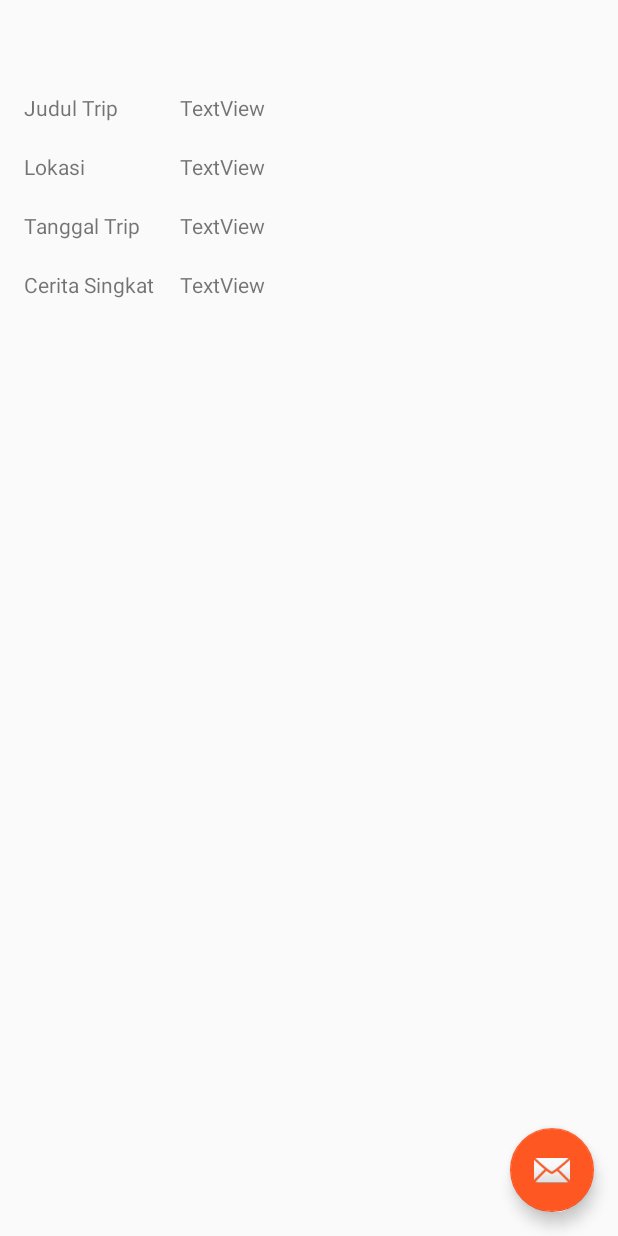
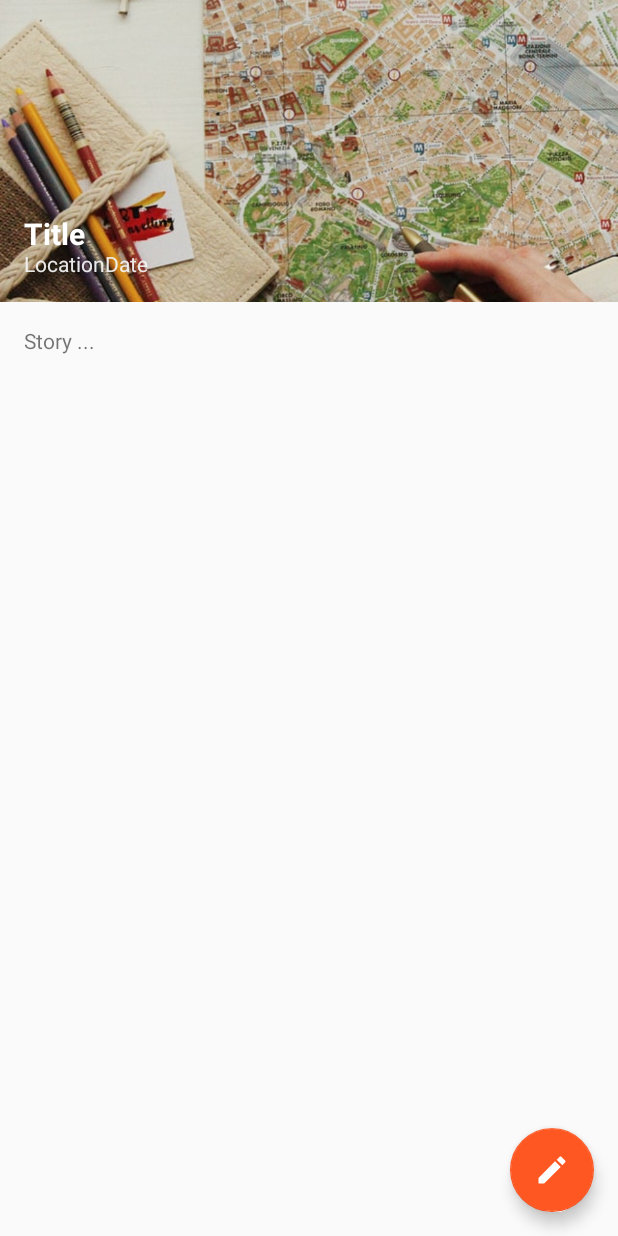
Before and after one commit to alvimuh/MyTravelTrip, an Android app: the DetailTripActivity screen opened directly, with no data from a screen before it, on a phone screen of 412 x 824 dp. Run offline under Robolectric (Android 15) with nearby library versions, the phone set to English and light mode, and no system bars.

Commit message:
Update main activity layout

```diff
--- a/app/src/main/java/com/example/TPMA2_10517094/DetailTripActivity.java
+++ b/app/src/main/java/com/example/TPMA2_10517094/DetailTripActivity.java
@@ -19,10 +19,10 @@ public class DetailTripActivity extends AppCompatActivity {
         super.onCreate(savedInstanceState);
         setContentView(R.layout.activity_detail_trip);
         dbHelper = new DataHelper(this);
-        text1 = (TextView) findViewById(R.id.textView1);
-        text2 = (TextView) findViewById(R.id.textView2);
-        text3 = (TextView) findViewById(R.id.textView3);
-        text4 = (TextView) findViewById(R.id.textView4);
+        text1 = (TextView) findViewById(R.id.title);
+        text2 = (TextView) findViewById(R.id.location);
+        text3 = (TextView) findViewById(R.id.date);
+        text4 = (TextView) findViewById(R.id.story);
         SQLiteDatabase db = dbHelper.getReadableDatabase();
         cursor = db.rawQuery("SELECT * FROM "+DataHelper.MyColumns.namaTabel+" WHERE "+DataHelper.MyColumns.id_trip+" = '" +
                 getIntent().getStringExtra(DataHelper.MyColumns.id_trip) + "'",null);
--- a/app/src/main/java/com/example/TPMA2_10517094/MainActivity.java
+++ b/app/src/main/java/com/example/TPMA2_10517094/MainActivity.java
@@ -36,6 +36,7 @@ public class MainActivity extends AppCompatActivity {
         for (int cc=0; cc < cursor.getCount(); cc++){
             cursor.moveToPosition(cc);
             daftar[cc] = cursor.getString(0).toString();
+            name[cc] = cursor.getString(1).toString();
             name[cc] = cursor.getString(1).toString();
         }
         ListView01 = (ListView)findViewById(R.id.listView1);
--- /dev/null
+++ b/app/src/main/res/drawable/ic_location_on_black_24dp.xml
@@ -0,0 +1,5 @@
+<vector android:height="24dp" android:tint="#FFFFFF"
+    android:viewportHeight="24.0" android:viewportWidth="24.0"
+    android:width="24dp" xmlns:android="http://schemas.android.com/apk/res/android">
+    <path android:fillColor="#FF000000" android:pathData="M12,2C8.13,2 5,5.13 5,9c0,5.25 7,13 7,13s7,-7.75 7,-13c0,-3.87 -3.13,-7 -7,-7zM12,11.5c-1.38,0 -2.5,-1.12 -2.5,-2.5s1.12,-2.5 2.5,-2.5 2.5,1.12 2.5,2.5 -1.12,2.5 -2.5,2.5z"/>
+</vector>
--- /dev/null
+++ b/app/src/main/res/drawable/ic_mode_edit_black_24dp.xml
@@ -0,0 +1,5 @@
+<vector android:height="24dp" android:tint="#FFFFFF"
+    android:viewportHeight="24.0" android:viewportWidth="24.0"
+    android:width="24dp" xmlns:android="http://schemas.android.com/apk/res/android">
+    <path android:fillColor="#FF000000" android:pathData="M3,17.25V21h3.75L17.81,9.94l-3.75,-3.75L3,17.25zM20.71,7.04c0.39,-0.39 0.39,-1.02 0,-1.41l-2.34,-2.34c-0.39,-0.39 -1.02,-0.39 -1.41,0l-1.83,1.83 3.75,3.75 1.83,-1.83z"/>
+</vector>
--- a/app/src/main/res/layout/activity_detail_trip.xml
+++ b/app/src/main/res/layout/activity_detail_trip.xml
@@ -6,84 +6,78 @@
     android:layout_height="match_parent"
     tools:context=".DetailTripActivity">
 
-
-    <RelativeLayout xmlns:android="http://schemas.android.com/apk/res/android"
-        xmlns:tools="http://schemas.android.com/tools"
+    <ScrollView
         android:layout_width="match_parent"
         android:layout_height="match_parent"
-        android:paddingBottom="@dimen/activity_vertical_margin"
-        android:paddingLeft="@dimen/activity_horizontal_margin"
-        android:paddingRight="@dimen/activity_horizontal_margin"
-        android:paddingTop="@dimen/activity_vertical_margin"
-        tools:context=".DetailTripActivity" >
+        >
+        <LinearLayout
+            android:layout_width="match_parent"
+            android:layout_height="wrap_content"
+            android:orientation="vertical"
+            >
+
+            <androidx.constraintlayout.widget.ConstraintLayout
+                android:layout_width="match_parent"
+                android:layout_height="201dp">
+
+                <ImageView
+                    android:layout_width="match_parent"
+                    android:layout_height="match_parent"
+                    android:adjustViewBounds="true"
+                    android:scaleType="centerCrop"
+                    android:src="@drawable/travel1">
+
+                </ImageView>
 
                 <TextView
-            android:id="@+id/textView1"
+                    android:id="@+id/title"
                     android:layout_width="wrap_content"
                     android:layout_height="wrap_content"
-            android:layout_alignParentTop="true"
-            android:layout_alignParentRight="true"
-            android:layout_marginTop="46dp"
-            android:layout_marginRight="219dp"
-            android:text="TextView" />
+                    android:layout_marginStart="@dimen/activity_horizontal_margin"
+                    android:layout_marginBottom="@dimen/activity_vertical_margin"
+                    android:text="@string/title"
+                    android:textSize="20sp"
+                    android:textStyle="bold"
+                    android:textColor="#ffff"
+                    app:layout_constraintBottom_toBottomOf="@id/meta"
+                    app:layout_constraintStart_toStartOf="parent"></TextView>
+
+                <LinearLayout
+                    android:id="@+id/meta"
+                    android:layout_marginStart="@dimen/activity_horizontal_margin"
+                    android:layout_marginBottom="@dimen/activity_vertical_margin"
+                    android:layout_width="wrap_content"
+                    android:layout_height="wrap_content"
+                    app:layout_constraintStart_toStartOf="parent"
+                    app:layout_constraintBottom_toBottomOf="parent">
 
                     <TextView
-            android:id="@+id/textView2"
+                        android:id="@+id/location"
                         android:layout_width="wrap_content"
                         android:layout_height="wrap_content"
-            android:layout_alignLeft="@+id/textView1"
-            android:layout_below="@+id/textView1"
-            android:layout_marginTop="20dp"
-            android:text="TextView" />
+                        android:textColor="@color/gray"
+                        android:text="@string/location"></TextView>
+
                     <TextView
-            android:id="@+id/textView3"
+                        android:id="@+id/date"
                         android:layout_width="wrap_content"
                         android:layout_height="wrap_content"
-            android:layout_alignLeft="@+id/textView2"
-            android:layout_below="@+id/textView2"
-            android:layout_marginTop="20dp"
-            android:text="TextView" />
+                        android:textColor="@color/gray"
+                        android:text="@string/date"></TextView>
+                </LinearLayout>
+
+            </androidx.constraintlayout.widget.ConstraintLayout>
+
+
+
         <TextView
-            android:id="@+id/textView4"
+            android:id="@+id/story"
             android:layout_width="wrap_content"
             android:layout_height="wrap_content"
-            android:layout_alignLeft="@+id/textView3"
-            android:layout_below="@+id/textView3"
-            android:layout_marginTop="20dp"
-            android:text="TextView" />
-
-        <TextView
-            android:id="@+id/TextView03"
-            android:layout_width="wrap_content"
-            android:layout_height="wrap_content"
-            android:layout_alignBaseline="@+id/textView4"
-            android:layout_alignBottom="@+id/textView4"
-            android:layout_alignLeft="@+id/TextView04"
-            android:text="Cerita Singkat" />
-        <TextView
-            android:id="@+id/TextView04"
-            android:layout_width="wrap_content"
-            android:layout_height="wrap_content"
-            android:layout_alignBaseline="@+id/textView3"
-            android:layout_alignBottom="@+id/textView3"
-            android:layout_alignLeft="@+id/TextView02"
-            android:text="Tanggal Trip" />
-        <TextView
-            android:id="@+id/TextView02"
-            android:layout_width="wrap_content"
-            android:layout_height="wrap_content"
-            android:layout_alignBaseline="@+id/textView2"
-            android:layout_alignBottom="@+id/textView2"
-            android:layout_alignLeft="@+id/TextView01"
-            android:text="Lokasi" />
-        <TextView
-            android:id="@+id/TextView01"
-            android:layout_width="wrap_content"
-            android:layout_height="wrap_content"
-            android:layout_above="@+id/textView2"
-            android:layout_alignParentLeft="true"
-            android:text="Judul Trip" />
-    </RelativeLayout>
+            android:layout_margin="@dimen/activity_horizontal_margin"
+            android:text="@string/story"></TextView>
+        </LinearLayout>
+    </ScrollView>
 
     <com.google.android.material.floatingactionbutton.FloatingActionButton
         android:id="@+id/fab"
@@ -91,6 +85,6 @@
         android:layout_height="wrap_content"
         android:layout_gravity="bottom|end"
         android:layout_margin="@dimen/fab_margin"
-        app:srcCompat="@android:drawable/ic_dialog_email" />
+        android:src="@drawable/ic_mode_edit_black_24dp" />
 
 </androidx.coordinatorlayout.widget.CoordinatorLayout>
--- a/app/src/main/res/layout/activity_main.xml
+++ b/app/src/main/res/layout/activity_main.xml
@@ -4,17 +4,44 @@
     xmlns:tools="http://schemas.android.com/tools"
     android:layout_width="match_parent"
     android:layout_height="match_parent"
+    android:background="#ecf0f1"
     tools:context=".MainActivity">
 
+    <LinearLayout
+        android:layout_width="match_parent"
+        android:layout_height="wrap_content"
+        android:orientation="vertical"
+        >
 
-    <RelativeLayout
+        <androidx.constraintlayout.widget.ConstraintLayout
+            android:layout_width="match_parent"
+            android:layout_height="195dp">
+
+            <ImageView
+                android:id="@+id/imageView5"
+                android:layout_width="match_parent"
+                android:layout_height="match_parent"
+                android:adjustViewBounds="true"
+                android:scaleType="centerCrop"
+                android:src="@drawable/travel1"
+                app:layout_constraintBottom_toBottomOf="parent"
+                app:layout_constraintEnd_toEndOf="parent" />
+
+            <TextView
+                android:id="@+id/textView"
+                android:layout_width="wrap_content"
+                android:layout_height="wrap_content"
+                android:text="My Travel Trip Log Book"
+                app:layout_constraintBottom_toBottomOf="parent"
+                app:layout_constraintEnd_toEndOf="@+id/imageView5"
+                app:layout_constraintStart_toStartOf="@+id/imageView5"
+                app:layout_constraintTop_toTopOf="@+id/imageView5" />
+        </androidx.constraintlayout.widget.ConstraintLayout>
+
+
+        <RelativeLayout
         android:layout_width="match_parent"
         android:layout_height="match_parent"
-        android:paddingBottom="@dimen/activity_vertical_margin"
-        android:paddingLeft="@dimen/activity_horizontal_margin"
-        android:paddingRight="@dimen/activity_horizontal_margin"
-        android:paddingTop="@dimen/activity_vertical_margin"
-        android:background="#ecf0f1"
         tools:context=".MainActivity" >
 
         <ListView
@@ -25,7 +52,7 @@
 
 
     </RelativeLayout>
-
+    </LinearLayout>
     <com.google.android.material.floatingactionbutton.FloatingActionButton
         android:id="@+id/fab"
         android:layout_width="wrap_content"
--- a/app/src/main/res/values/colors.xml
+++ b/app/src/main/res/values/colors.xml
@@ -4,4 +4,5 @@
     <color name="colorPrimaryDark">#455A64</color>
     <color name="colorAccent">#FF5722</color>
     <color name="colorSubTitle">#757575</color>
+    <color name="gray">#f2f2f2f2</color>
 </resources>
--- a/app/src/main/res/values/strings.xml
+++ b/app/src/main/res/values/strings.xml
@@ -7,4 +7,8 @@
     <string name="list">Daftar Trip</string>
     <string name="add">Buat Trip</string>
     <string name="nothing_selected">"onNothingSelected: "</string>
+    <string name="title">Title</string>
+    <string name="location">Location</string>
+    <string name="date">Date</string>
+    <string name="story">Story ...</string>
 </resources>
```
Also changed, not shown: app/src/main/res/drawable/travel1.jpg (added). Lines whose indentation alone changed are shown as unchanged.
